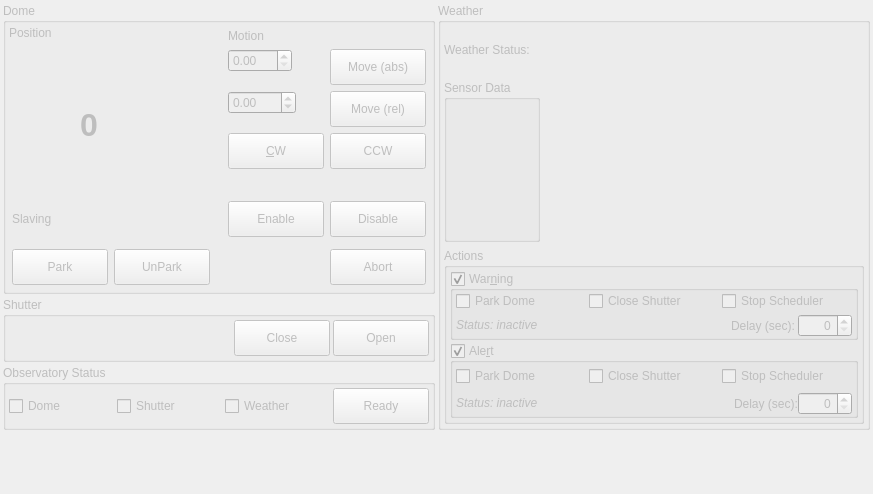
Before: the Qt Designer form kstars/ekos/observatory/observatory.ui in KDE/kstars, drawn with Qt 5.
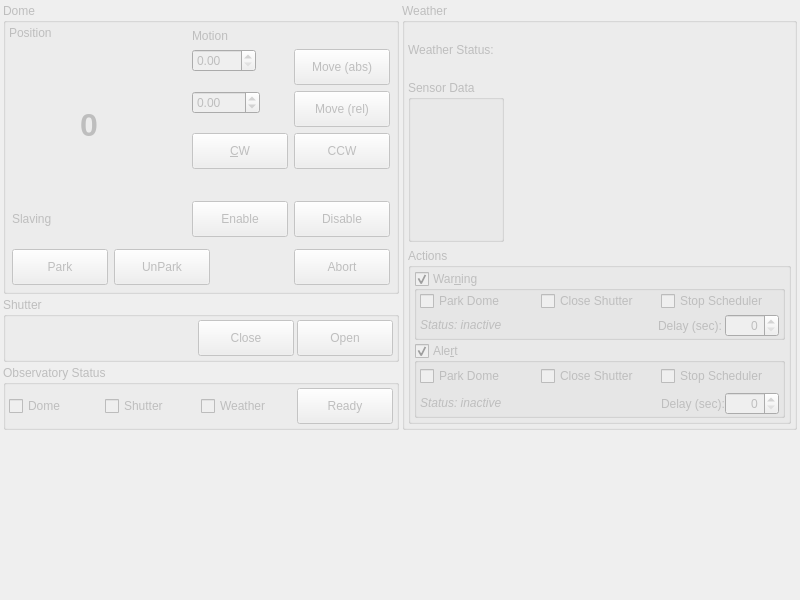
After: the same form once the commit is applied.

Diff of the .ui file:
```diff
--- a/kstars/ekos/observatory/observatory.ui
+++ b/kstars/ekos/observatory/observatory.ui
@@ -6,8 +6,8 @@
    <rect>
     <x>0</x>
     <y>0</y>
-    <width>873</width>
-    <height>494</height>
+    <width>800</width>
+    <height>600</height>
    </rect>
   </property>
   <property name="windowTitle">
@@ -126,7 +126,7 @@
                <item row="0" column="0">
                 <widget class="QLabel" name="motionLabel">
                  <property name="enabled">
-                  <bool>false</bool>
+                  <bool>true</bool>
                  </property>
                  <property name="text">
                   <string>Motion</string>
@@ -297,7 +297,7 @@
             </item>
            </layout>
           </item>
-          <item>
+          <item alignment="Qt::AlignTop">
            <widget class="QWidget" name="SlavingBox" native="true">
             <layout class="QHBoxLayout" name="slavingBox">
              <property name="leftMargin">
@@ -547,7 +547,7 @@
          </layout>
         </widget>
        </item>
-       <item>
+       <item alignment="Qt::AlignTop">
         <widget class="QGroupBox" name="shutterBox">
          <property name="enabled">
           <bool>false</bool>
@@ -668,7 +668,7 @@
          </layout>
         </widget>
        </item>
-       <item>
+       <item alignment="Qt::AlignTop">
         <widget class="QGroupBox" name="statusDefinitionBox">
          <property name="enabled">
           <bool>false</bool>
```
